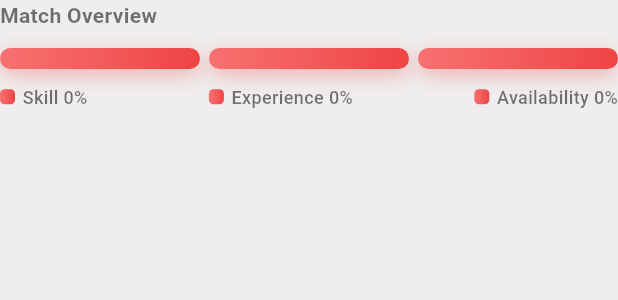
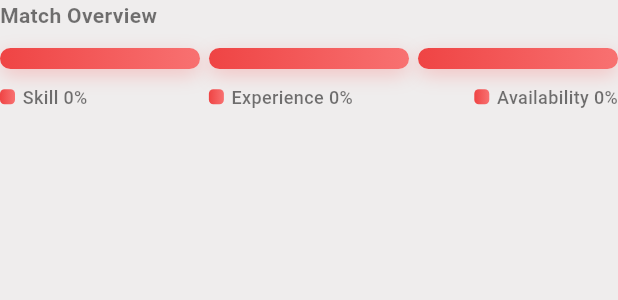
Before and after one commit to rajalekshmir-dev/hrms_roster, a Flutter app: the MatchOverviewGraph widget shown alone on an empty page, opened directly with empty values, on a phone screen of 412 x 824 dp. Shown: the top 300 px of the screen. Run offline on Flutter 3.47's test engine with Material 3 defaults, Android fonts, the phone set to English and light mode, and no system bars; our stand-ins replace bloc, dartz, equatable, flutter_bloc, flutter_spinkit, get_it and 1 more; accounts and stored records are empty.

Commit message:
merge for users, serach

```diff
--- a/lib/features/search_info/presentation/widgets/liner_graph.dart
+++ b/lib/features/search_info/presentation/widgets/liner_graph.dart
@@ -13,15 +13,21 @@ class MatchOverviewGraph extends StatelessWidget {
   });
 
   List<Color> getGradient(int score) {
-    if (score >= 90) {
-      return [const Color(0xff4ade80), const Color(0xff16a34a)];
+    score = score.clamp(0, 100);
+
+    if (score <= 50) {
+      final t = score / 50;
+      return [
+        Color.lerp(const Color(0xffef4444), const Color(0xfff59e0b), t)!,
+        Color.lerp(const Color(0xfff87171), const Color(0xfffbbf24), t)!,
+      ];
     }
 
-    if (score >= 70) {
-      return [const Color(0xfffbbf24), const Color(0xfff59e0b)];
-    }
-
-    return [const Color(0xfff87171), const Color(0xffef4444)];
+    final t = (score - 50) / 50;
+    return [
+      Color.lerp(const Color(0xfff59e0b), const Color(0xff16a34a), t)!,
+      Color.lerp(const Color(0xfffbbf24), const Color(0xff4ade80), t)!,
+    ];
   }
 
   @override
```
